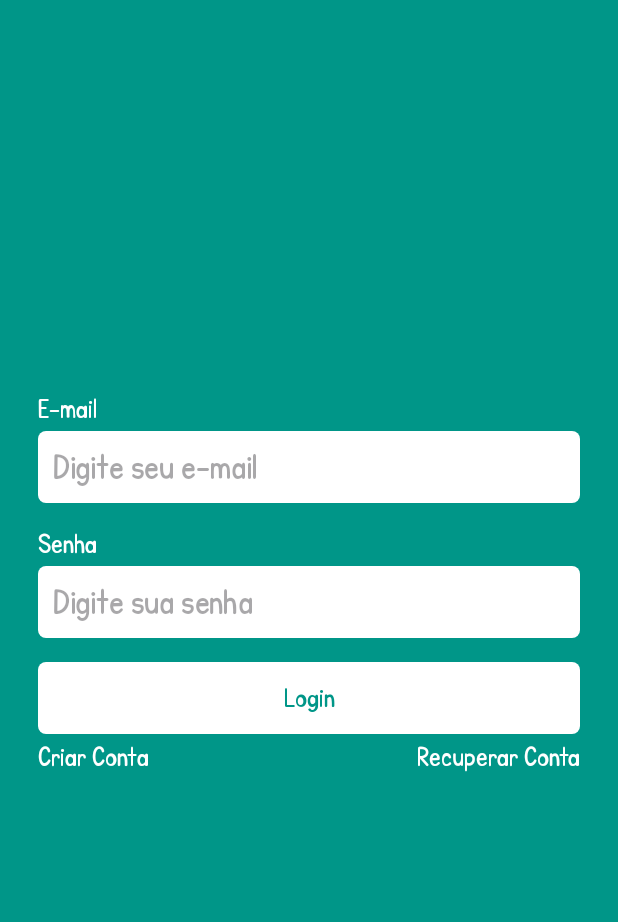
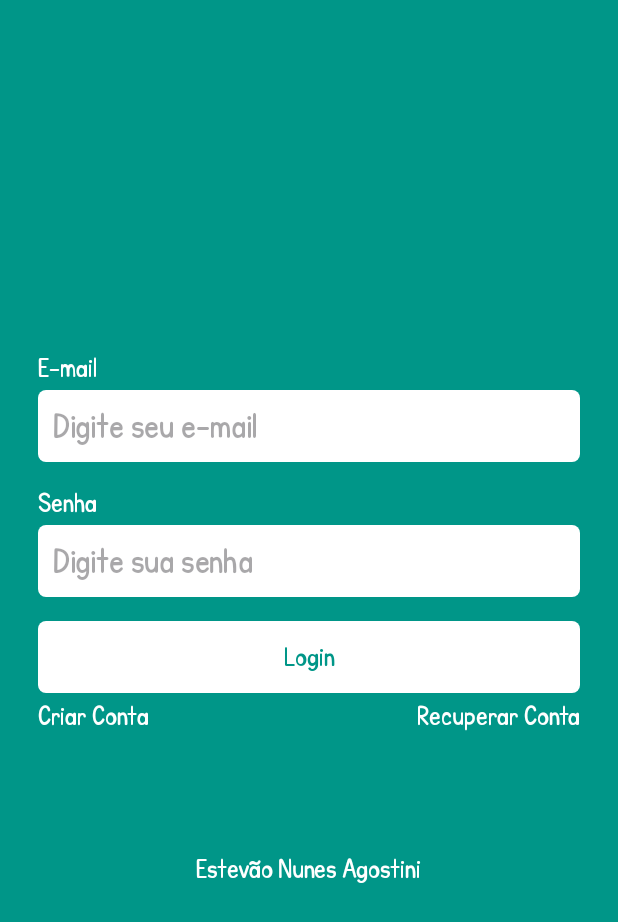
Before and after one commit to EstevaoAgostini/Exercicio_5_Kanban, an Android app: the screen it shows after launch (MainActivity), on a phone screen of 412 x 824 dp. Shown: the top 922 px of the screen. Run offline under Robolectric (Android 15) with nearby library versions, the phone set to English and light mode, and no system bars.

Commit message:
Exibe o nome do autor nas telas de acesso
Adiciona o nome do autor às telas de login e cadastro usando um recurso de string compartilhado.

```diff
--- a/app/src/main/res/layout/fragment_login.xml
+++ b/app/src/main/res/layout/fragment_login.xml
@@ -92,6 +92,15 @@
             tools:visibility="visible"
             android:visibility="invisible"/>
 
+        <TextView
+            android:layout_width="wrap_content"
+            android:layout_height="wrap_content"
+            android:text="@string/meu_nome"
+            android:textColor="@color/white"
+            android:layout_gravity="center_horizontal"
+            android:layout_marginTop="32dp"/>
+
+
     </LinearLayout>
 
 
--- a/app/src/main/res/values/strings.xml
+++ b/app/src/main/res/values/strings.xml
@@ -20,4 +20,5 @@
     <string name="status_task_todo">A Fazer</string>
     <string name="status_task_doing">Fazendo</string>
     <string name="status_task_done">Feitas</string>
+    <string name="meu_nome">Estevão Nunes Agostini</string>
 </resources>
```
Also changed, not shown: app/src/main/res/layout/fragment_register.xml (+8 -4 lines).
